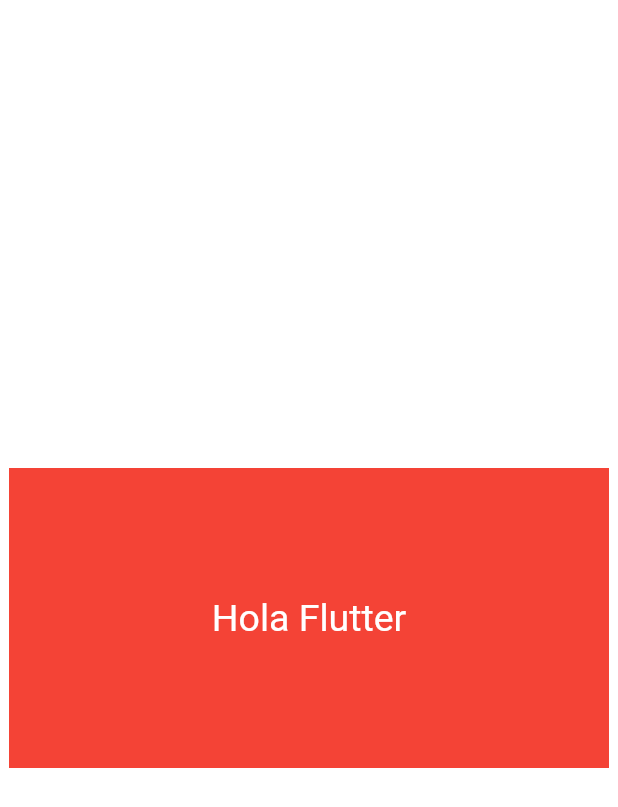
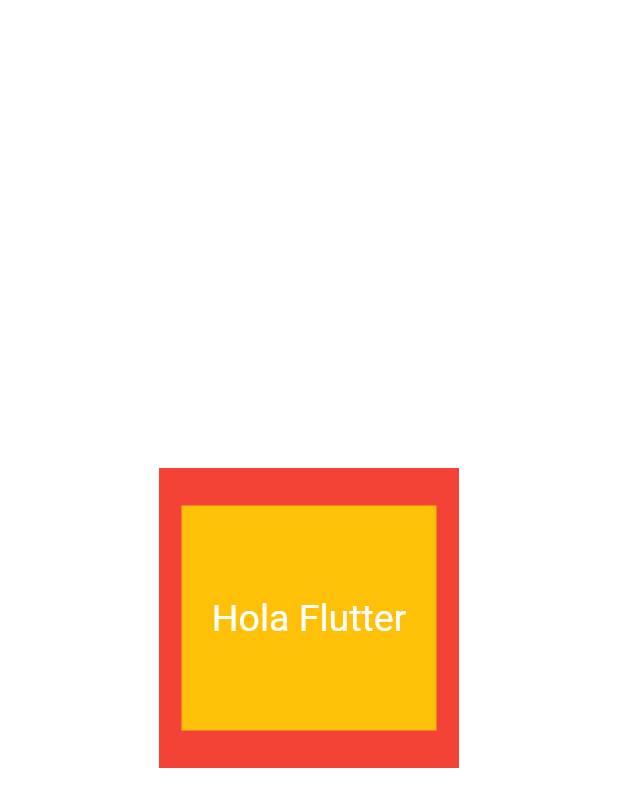
Before and after one commit to Juand4rck12/flutter-projects, a Flutter app: the screen it shows after launch, on a phone screen of 412 x 824 dp. Shown: the top 807 px of the screen. Run offline on Flutter 3.47's test engine with Material 3 defaults, Android fonts, the phone set to English and light mode, and no system bars.

Commit message:
Padding en Flutter

```diff
--- a/teoria_0/lib/pages/containerPage.dart
+++ b/teoria_0/lib/pages/containerPage.dart
@@ -9,11 +9,35 @@ class ContainerPage extends StatelessWidget {
       style: TextStyle(fontSize: 25.0),
       child: Center(
         child: Container(
-          width: 400.0,
+
+          width: 200.0,
           height: 200.0,
           color: Colors.red,
-          child: Center(child: Text("Hola Flutter",
-          )),
+
+          // Padding only, para especificar direcciones
+          padding: EdgeInsets.only(
+            top: 25.0,
+            bottom: 25.0,
+            right: 15.0,
+            left: 15.0
+          ),
+
+          // Padding all para mismo valor en todas las direcciones
+          // padding: EdgeInsets.all(25),
+
+          // Padding simetrico para especificar lados
+          // Verticales y horizontales
+          // padding: EdgeInsets.symmetric(
+          //   vertical: 10.0,
+          //   horizontal: 10.0
+          // ),
+
+          child: Container(
+            width: 200.0,
+            height: 200.0,
+            color: Colors.amber,
+            alignment: Alignment.center,
+            child: Text("Hola Flutter")),
         ),
       ),
     );
```
